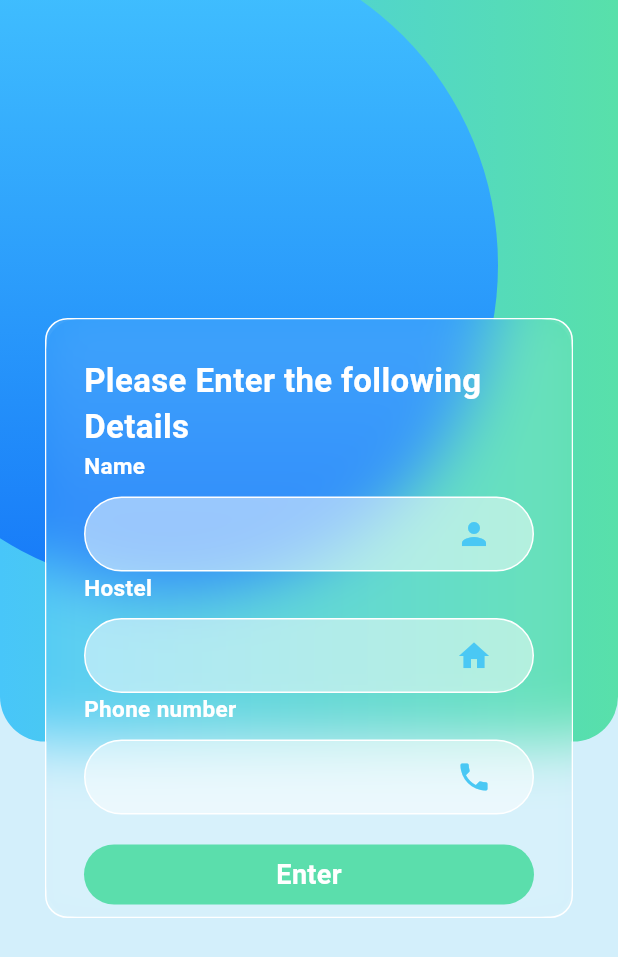
After one commit to TitanX311/UBorrow, a Flutter app: the DetailsRegister screen opened directly, on a phone screen of 412 x 824 dp. The commit adds this screen. Shown: the top 957 px of the screen. Run offline on Flutter 3.47's test engine with Material 3 defaults, Android fonts, the phone set to English and light mode, and no system bars; our stand-ins replace cloud_firestore, firebase_auth, firebase_core, flutter_expandable_fab, flutter_svg, google_fonts and 2 more; accounts and stored records are empty; network calls fail.

Commit message:
auth gate cleaned

```diff
--- /dev/null
+++ b/lib/auth/view/screens/details.dart
@@ -0,0 +1,344 @@
+import 'dart:ui';
+
+import 'package:cloud_firestore/cloud_firestore.dart';
+import 'package:firebase_auth/firebase_auth.dart';
+import 'package:flutter/material.dart';
+import 'package:uborrow/auth/model/user_model.dart';
+import 'package:uborrow/home/view/screens/main_screen.dart';
+
+class DetailsGoogleSignin extends StatelessWidget {
+  const DetailsGoogleSignin({super.key});
+
+  @override
+  Widget build(BuildContext context) {
+    final hostelController = TextEditingController();
+    final phoneController = TextEditingController();
+
+    return StreamBuilder<User?>(
+      stream: FirebaseAuth.instance.authStateChanges(),
+      builder: (BuildContext context, AsyncSnapshot<User?> snapshot) {
+        if (snapshot.hasData) {
+          final user = snapshot.data!;
+          return Scaffold(
+            backgroundColor: const Color(0xffd3effb),
+            body: Stack(
+              children: [
+                // BackGround Section
+                const Background(),
+                // Glass Effect with Login UI
+                GlassEffect(
+                  name: false,
+                  hostelController: hostelController,
+                  phoneController: phoneController,
+                  onTap: () async {
+                    final userModel = UserModel(
+                      id: user.uid,
+                      email: user.email,
+                      name: user.displayName,
+                      photoURL: user.photoURL,
+                      hostel: hostelController.text,
+                      phoneNumber: phoneController.text,
+                    );
+                    await FirebaseFirestore.instance
+                        .collection('users')
+                        .doc(user.uid)
+                        .set(userModel.toJson());
+                    Navigator.of(context).pushReplacement(
+                      MaterialPageRoute(builder: (context) => MainScreen()),
+                    );
+                  },
+                ),
+              ],
+            ),
+          );
+        } else {
+          return Scaffold(
+            backgroundColor: const Color(0xffd3effb),
+            body: const Background(),
+          );
+        }
+      },
+    );
+  }
+}
+
+class DetailsRegister extends StatelessWidget {
+  const DetailsRegister({super.key});
+
+  @override
+  Widget build(BuildContext context) {
+    final nameController = TextEditingController();
+    final hostelController = TextEditingController();
+    final phoneController = TextEditingController();
+
+    return StreamBuilder<User?>(
+      stream: FirebaseAuth.instance.authStateChanges(),
+      builder: (BuildContext context, AsyncSnapshot<User?> snapshot) {
+        if (snapshot.hasData) {
+          final user = snapshot.data!;
+          return Scaffold(
+            backgroundColor: const Color(0xffd3effb),
+            body: Stack(
+              children: [
+                // BackGround Section
+                const Background(),
+                // Glass Effect with Login UI
+                GlassEffect(
+                  name: true,
+                  nameController: nameController,
+                  hostelController: hostelController,
+                  phoneController: phoneController,
+                  onTap: () async {
+                    final userModel = UserModel(
+                      id: user.uid,
+                      email: user.email,
+                      name: nameController.text,
+                      hostel: hostelController.text,
+                      phoneNumber: phoneController.text,
+                    );
+                    await FirebaseFirestore.instance
+                        .collection('users')
+                        .doc(user.uid)
+                        .set(userModel.toJson());
+                    Navigator.of(context).pushReplacement(
+                      MaterialPageRoute(builder: (context) => MainScreen()),
+                    );
+                  },
+                ),
+              ],
+            ),
+          );
+        } else {
+          return Scaffold(
+            backgroundColor: const Color(0xffd3effb),
+            body: const Background(),
+          );
+        }
+      },
+    );
+  }
+}
+
+class Background extends StatelessWidget {
+  const Background({super.key});
+
+  @override
+  Widget build(BuildContext context) {
+    return Column(
+      children: [
+        Expanded(
+          flex: 3,
+          child: Stack(
+            children: [
+              Container(
+                decoration: const BoxDecoration(
+                  borderRadius: BorderRadius.vertical(
+                    bottom: Radius.circular(30),
+                  ),
+                  gradient: LinearGradient(
+                    colors: [Color(0xff48c6f9), Color(0xff58e0aa)],
+                  ),
+                ),
+              ),
+              Positioned(
+                left: -100,
+                top: -50,
+                child: Container(
+                  height: MediaQuery.sizeOf(context).height * 0.55,
+                  width: MediaQuery.sizeOf(context).width + 20,
+                  decoration: const BoxDecoration(
+                    shape: BoxShape.circle,
+                    gradient: LinearGradient(
+                      begin: Alignment.bottomCenter,
+                      end: Alignment.topCenter,
+                      colors: [Color(0xff1578f8), Color(0xff44c5ff)],
+                    ),
+                  ),
+                ),
+              ),
+            ],
+          ),
+        ),
+        Expanded(flex: 2, child: Container()),
+      ],
+    );
+  }
+}
+
+class GlassEffect extends StatelessWidget {
+  final bool name;
+  final VoidCallback? onTap;
+  final TextEditingController? nameController;
+  final TextEditingController? hostelController;
+  final TextEditingController? phoneController;
+
+  const GlassEffect({
+    super.key,
+    required this.name,
+    this.onTap,
+    this.nameController,
+    this.hostelController,
+    this.phoneController,
+  });
+
+  @override
+  Widget build(BuildContext context) {
+    return Column(
+      mainAxisAlignment: MainAxisAlignment.center,
+      children: [
+        Container(
+          height: 400,
+          width: double.infinity,
+          margin: const EdgeInsets.symmetric(horizontal: 30),
+          decoration: BoxDecoration(
+            border: Border.all(color: Colors.white),
+            borderRadius: BorderRadius.circular(15),
+            color: Colors.white.withOpacity(0.1),
+          ),
+          child: ClipRRect(
+            borderRadius: BorderRadius.circular(20),
+            child: BackdropFilter(
+              filter: ImageFilter.blur(sigmaY: 20, sigmaX: 20),
+              child: Padding(
+                padding: const EdgeInsets.all(25),
+                child: Column(
+                  crossAxisAlignment: CrossAxisAlignment.start,
+                  children: [
+                    const Spacer(),
+                    const Center(
+                      child: Text(
+                        "Please Enter the following Details",
+                        style: TextStyle(
+                          fontWeight: FontWeight.bold,
+                          fontSize: 22,
+                          color: Colors.white,
+                        ),
+                      ),
+                    ),
+                    const Spacer(),
+                    if (name) ...[
+                      const Text(
+                        "Name",
+                        style: TextStyle(
+                          fontWeight: FontWeight.bold,
+                          fontSize: 15,
+                          color: Colors.white,
+                        ),
+                      ),
+                      const SizedBox(height: 10),
+                      Container(
+                        alignment: Alignment.center,
+                        padding: const EdgeInsets.symmetric(horizontal: 15),
+                        decoration: BoxDecoration(
+                          color: Colors.white.withOpacity(0.5),
+                          borderRadius: BorderRadius.circular(30),
+                          border: Border.all(color: Colors.white),
+                        ),
+                        child: TextFormField(
+                          controller: nameController,
+                          style: const TextStyle(color: Colors.white),
+                          decoration: const InputDecoration(
+                            suffixIcon: Icon(
+                              Icons.person,
+                              color: Color(0xff4ac8f4),
+                            ),
+                            fillColor: Colors.white,
+                            border: InputBorder.none,
+                          ),
+                        ),
+                      ),
+                    ],
+                    const Spacer(),
+                    const Text(
+                      "Hostel",
+                      style: TextStyle(
+                        fontWeight: FontWeight.bold,
+                        fontSize: 15,
+                        color: Colors.white,
+                      ),
+                    ),
+                    const SizedBox(height: 10),
+                    Container(
+                      alignment: Alignment.center,
+                      padding: const EdgeInsets.symmetric(horizontal: 15),
+                      decoration: BoxDecoration(
+                        color: Colors.white.withOpacity(0.5),
+                        borderRadius: BorderRadius.circular(30),
+                        border: Border.all(color: Colors.white),
+                      ),
+                      child: TextFormField(
+                        controller: hostelController,
+                        style: const TextStyle(color: Colors.white),
+                        decoration: const InputDecoration(
+                          suffixIcon: Icon(
+                            Icons.home,
+                            color: Color(0xff4ac8f4),
+                          ),
+                          fillColor: Colors.white,
+                          border: InputBorder.none,
+                        ),
+                      ),
+                    ),
+                    const Spacer(),
+                    const Text(
+                      "Phone number",
+                      style: TextStyle(
+                        fontWeight: FontWeight.bold,
+                        fontSize: 15,
+                        color: Colors.white,
+                      ),
+                    ),
+                    const SizedBox(height: 10),
+                    Container(
+                      alignment: Alignment.center,
+                      padding: const EdgeInsets.symmetric(horizontal: 15),
+                      decoration: BoxDecoration(
+                        color: Colors.white.withOpacity(0.5),
+                        borderRadius: BorderRadius.circular(30),
+                        border: Border.all(color: Colors.white),
+                      ),
+                      child: TextFormField(
+                        controller: phoneController,
+                        style: const TextStyle(color: Colors.white),
+                        decoration: const InputDecoration(
+                          suffixIcon: Icon(
+                            Icons.phone,
+                            color: Color(0xff4ac8f4),
+                          ),
+                          fillColor: Colors.white,
+                          border: InputBorder.none,
+                        ),
+                      ),
+                    ),
+                    const SizedBox(height: 20),
+                    GestureDetector(
+                      onTap: onTap,
+                      child: Container(
+                        height: 40,
+                        width: double.infinity,
+                        decoration: BoxDecoration(
+                          color: const Color(0xff5bdeac),
+                          borderRadius: BorderRadius.circular(30),
+                        ),
+                        alignment: Alignment.center,
+                        child: const Text(
+                          "Enter",
+                          style: TextStyle(
+                            fontWeight: FontWeight.bold,
+                            fontSize: 18,
+                            color: Colors.white,
+                          ),
+                        ),
+                      ),
+                    ),
+                    const Spacer(),
+                  ],
+                ),
+              ),
+            ),
+          ),
+        ),
+      ],
+    );
+  }
+}
--- a/lib/auth/view/screens/login_screen.dart
+++ b/lib/auth/view/screens/login_screen.dart
@@ -1,5 +1,5 @@
 import 'package:flutter/material.dart';
-import 'package:uborrow/auth/viewmodel/auth_service.dart';
+import 'package:uborrow/auth/repository/auth_service.dart';
 import 'package:uborrow/theme/app_colors.dart';
 
 class LoginScreen extends StatefulWidget {
--- a/lib/main.dart
+++ b/lib/main.dart
@@ -2,6 +2,7 @@ import 'package:firebase_core/firebase_core.dart';
 import 'package:flutter/material.dart';
 import 'package:flutter/services.dart';
 import 'package:uborrow/auth/auth_gate.dart';
+import 'package:uborrow/auth/view/screens/details.dart';
 import 'package:uborrow/theme/app_theme.dart';
 import 'package:uborrow/utils/constants.dart';
 
```
Also changed, not shown: lib/auth/auth_gate.dart (+1 -9 lines), lib/auth/model/user_model.dart (+26 -57 lines), lib/auth/view/screens/auth_screen.dart (+7 -3 lines), lib/auth/view/screens/signup_screen.dart (+50 -45 lines), lib/auth/repository/auth_service.dart (renamed from lib/auth/viewmodel/auth_service.dart).
